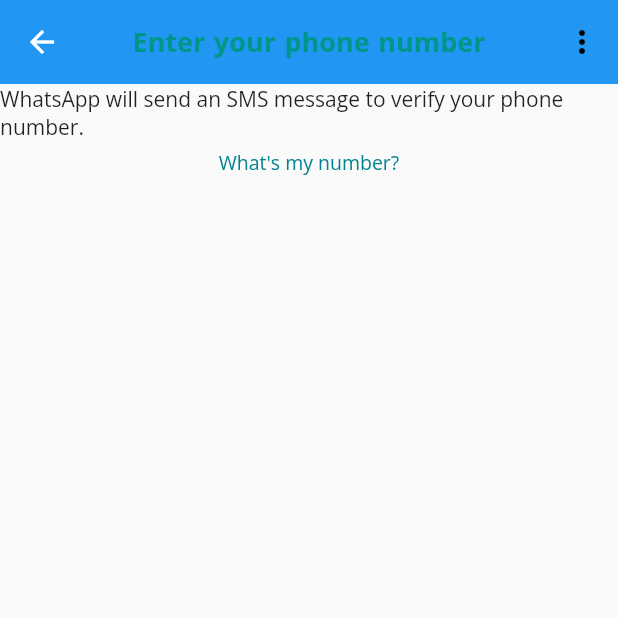
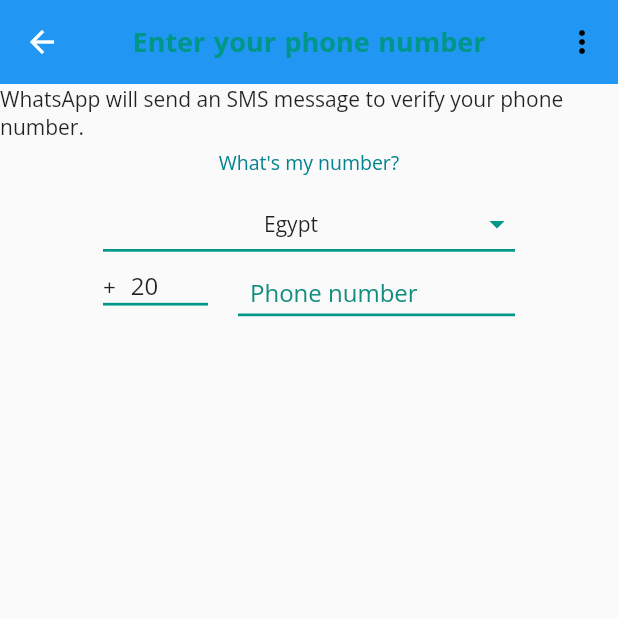
Before and after one commit to MahmoudAbuelazm/Chit-Chat, a Flutter app: the LoginScreen screen opened directly, on a phone screen of 412 x 824 dp, the top half of it. Run offline on Flutter 3.47's test engine with Material 3 defaults, Android fonts, the phone set to English and light mode, and no system bars; our stand-ins replace camera, emoji_picker_flutter, google_fonts, socket_io_client, video_player; network calls fail.

```diff
--- /dev/null
+++ b/lib/model/country_model.dart
@@ -0,0 +1,8 @@
+class CountryModel {
+  String name;
+  String code;
+
+  String flag;
+
+  CountryModel({required this.name, required this.code, required this.flag});
+}
--- a/lib/screens/login_screen.dart
+++ b/lib/screens/login_screen.dart
@@ -1,4 +1,8 @@
+import 'package:chitchat/model/country_model.dart';
 import 'package:flutter/material.dart';
+import 'package:flutter/services.dart';
+
+import 'country_page.dart';
 
 class LoginScreen extends StatefulWidget {
   const LoginScreen({super.key});
@@ -8,12 +12,14 @@ class LoginScreen extends StatefulWidget {
 }
 
 class _LoginScreenState extends State<LoginScreen> {
+  String countryname = "Egypt";
+  String countrycode = "+20";
   @override
   Widget build(BuildContext context) {
     return Scaffold(
       appBar: AppBar(
         elevation: 0,
-        title: Text(
+        title: const Text(
           "Enter your phone number",
           style: TextStyle(
               color: Colors.teal,
@@ -24,7 +30,7 @@ class _LoginScreenState extends State<LoginScreen> {
         actions: [
           IconButton(
             onPressed: () {},
-            icon: Icon(Icons.more_vert, color: Colors.black),
+            icon: const Icon(Icons.more_vert, color: Colors.black),
           ),
         ],
         centerTitle: true,
@@ -34,13 +40,13 @@ class _LoginScreenState extends State<LoginScreen> {
         height: MediaQuery.of(context).size.height,
         child: Column(
           children: [
-            Text(
+            const Text(
               "WhatsApp will send an SMS message to verify your phone number.",
               style: TextStyle(
                 fontSize: 14,
               ),
             ),
-            SizedBox(height: 5),
+            const SizedBox(height: 5),
             Text(
               "What's my number?",
               style: TextStyle(
@@ -48,7 +54,10 @@ class _LoginScreenState extends State<LoginScreen> {
                 color: Colors.cyan[800],
               ),
             ),
-            SizedBox(height: 15),
+            const SizedBox(height: 15),
+            countrycard(),
+            const SizedBox(height: 5),
+            number(),
           ],
         ),
       ),
@@ -57,10 +66,20 @@ class _LoginScreenState extends State<LoginScreen> {
 
   Widget countrycard() {
     return InkWell(
+      onTap: () {
+        Navigator.push(
+          context,
+          MaterialPageRoute(
+            builder: (context) => CountryPage(
+              setCountryData: setCountryData,
+            ),
+          ),
+        );
+      },
       child: Container(
         width: MediaQuery.of(context).size.width / 1.5,
-        padding: EdgeInsets.symmetric(vertical: 5),
-        decoration: BoxDecoration(
+        padding: const EdgeInsets.symmetric(vertical: 5),
+        decoration: const BoxDecoration(
           border: Border(
             bottom: BorderSide(
               color: Colors.teal,
@@ -73,14 +92,75 @@ class _LoginScreenState extends State<LoginScreen> {
             Expanded(
               child: Container(
                 child: Center(
-                  child: Text("India"),
+                  child: Text(countryname),
                 ),
               ),
             ),
-            Icon(Icons.arrow_drop_down, color: Colors.teal)
+            const Icon(Icons.arrow_drop_down, color: Colors.teal)
           ],
         ),
       ),
     );
   }
+
+  Widget number() {
+    return Container(
+        width: MediaQuery.of(context).size.width / 1.5,
+        height: 38,
+        child: Row(
+          children: [
+            Container(
+              width: 70,
+              decoration: const BoxDecoration(
+                border: Border(
+                  bottom: BorderSide(
+                    color: Colors.teal,
+                    width: 1.8,
+                  ),
+                ),
+              ),
+              child: Row(
+                children: [
+                  Text("+", style: const TextStyle(fontSize: 15)),
+                  SizedBox(width: 10),
+                  Text(countrycode.substring(1),
+                      style: const TextStyle(fontSize: 16)),
+                ],
+              ),
+            ),
+            SizedBox(width: 20),
+            Expanded(
+              child: Container(
+                width: MediaQuery.of(context).size.width / 1.5 - 100,
+                decoration: const BoxDecoration(
+                  border: Border(
+                    bottom: BorderSide(
+                      color: Colors.teal,
+                      width: 1.8,
+                    ),
+                  ),
+                ),
+                child: TextFormField(
+                  keyboardType: TextInputType.number,
+                  inputFormatters: [FilteringTextInputFormatter.digitsOnly],
+                  decoration: const InputDecoration(
+                    contentPadding: EdgeInsets.all(8),
+                    hintText: "Phone number",
+                    hintStyle: TextStyle(fontSize: 16),
+                    border: InputBorder.none,
+                  ),
+                ),
+              ),
+            ),
+          ],
+        ));
+  }
+
+  void setCountryData(CountryModel countryModel) {
+    setState(() {
+      countryname = countryModel.name;
+      countrycode = countryModel.code;
+    });
+    Navigator.pop(context);
+  }
 }
```
Also changed, not shown: lib/screens/country_page.dart (added, +114 -0 lines).
